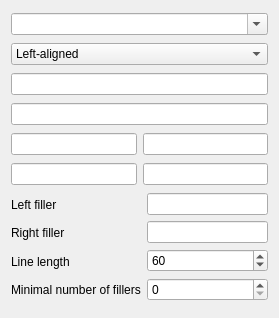
Old version of the form styledialog.ui in the repository rtaycher/kate.
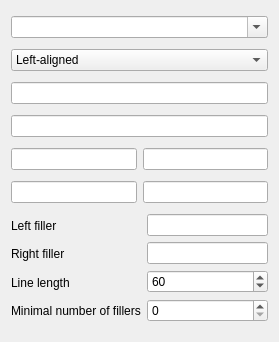
New version of the form. Custom widgets are drawn as their Qt base class.

Commit message: Added tooltips Added window-title

Patch:
```diff
--- a/styledialog.ui
+++ b/styledialog.ui
@@ -10,7 +10,7 @@
     <x>0</x>
     <y>0</y>
     <width>279</width>
-    <height>318</height>
+    <height>342</height>
    </rect>
   </property>
   <property name="windowTitle">
```
Left out of the diff: 41 changed lines with no effect on the pictures. The commit also changes 1 other file.
